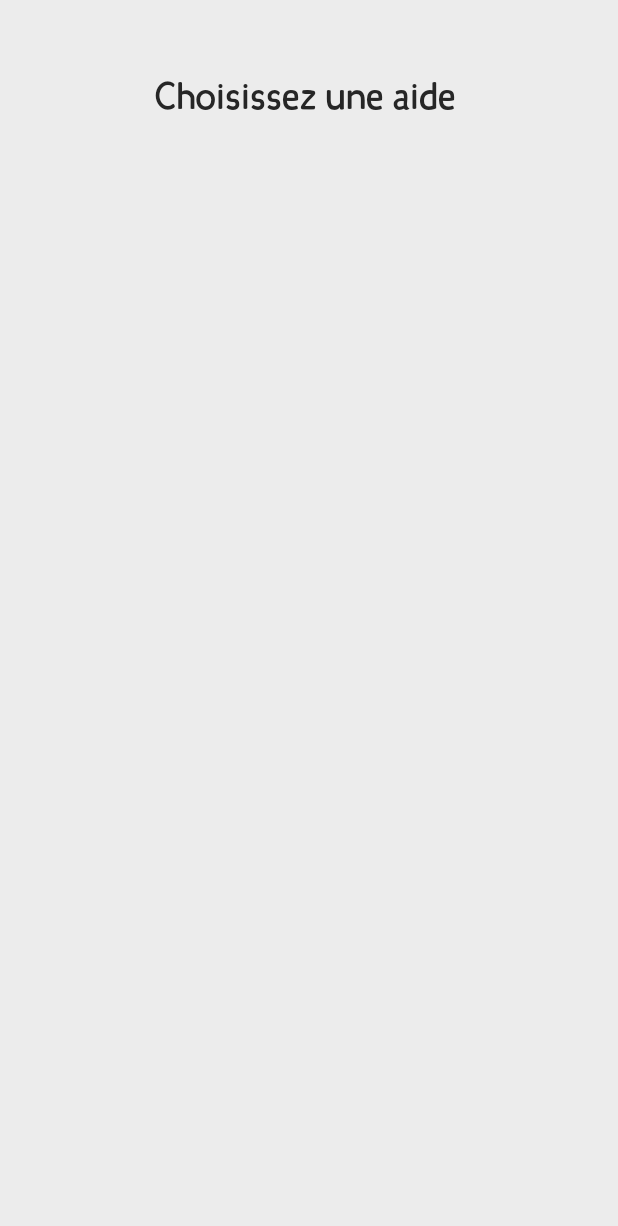
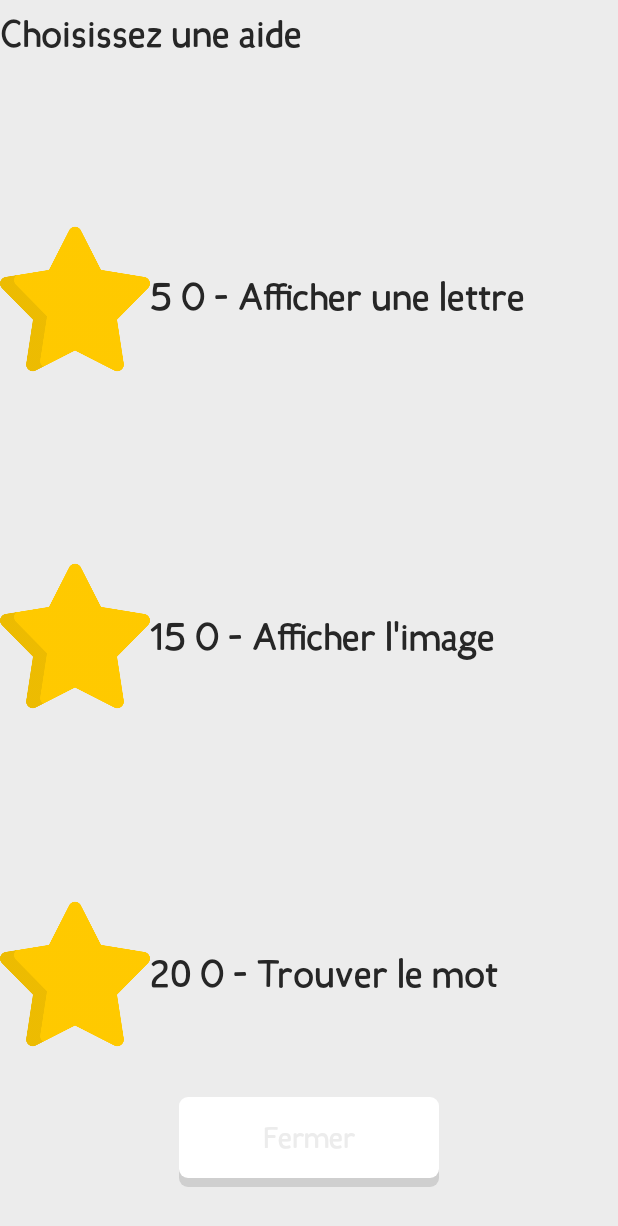
Before and after one commit to 1visible/Watizit, an Android app: the layout popup_help.xml on its own in the app's theme, with its tools: preview values and no code run, on a phone screen of 412 x 824 dp. Shown: the top 1226 px of the screen. Run offline under Robolectric (Android 15) with nearby library versions, the phone set to English and light mode, and no system bars.

Commit message:
Making help popup dialog and constraints for both popup

```diff
--- a/app/src/main/res/layout/menu_jouer.xml
+++ b/app/src/main/res/layout/menu_jouer.xml
@@ -44,6 +44,7 @@
         android:layout_marginEnd="16dp"
         android:layout_marginRight="16dp"
         android:fontFamily="@font/icons"
+        android:onClick="help"
         android:text=""
         app:layout_constraintBottom_toBottomOf="parent"
         app:layout_constraintEnd_toEndOf="parent"
--- a/app/src/main/res/layout/popup_help.xml
+++ b/app/src/main/res/layout/popup_help.xml
@@ -1,22 +1,99 @@
 <?xml version="1.0" encoding="utf-8"?>
-<androidx.constraintlayout.widget.ConstraintLayout
-    xmlns:android="http://schemas.android.com/apk/res/android"
+<androidx.constraintlayout.widget.ConstraintLayout xmlns:android="http://schemas.android.com/apk/res/android"
     xmlns:app="http://schemas.android.com/apk/res-auto"
     xmlns:tools="http://schemas.android.com/tools"
-    android:orientation="vertical"
+    android:id="@+id/popup_help"
     android:layout_width="match_parent"
     android:layout_height="match_parent"
-    android:id="@+id/popup">
+    android:orientation="vertical">
 
 
+    <ImageView
+        android:id="@+id/aide1"
+        android:layout_width="100dp"
+        android:layout_height="100dp"
+        android:layout_marginBottom="15dp"
+        app:layout_constraintBottom_toTopOf="@+id/aide2"
+        app:layout_constraintTop_toBottomOf="@+id/textView2"
+        app:srcCompat="@drawable/star"
+        tools:layout_editor_absoluteX="16dp" />
+
     <TextView
-        android:id="@+id/textView"
+        android:id="@+id/aide_text1"
         android:layout_width="wrap_content"
         android:layout_height="wrap_content"
-        android:text="Choisissez une aide "
+        android:text="5 O - Afficher une lettre"
+        app:layout_constraintBottom_toBottomOf="@+id/aide1"
+        app:layout_constraintStart_toEndOf="@+id/aide1"
+        app:layout_constraintTop_toTopOf="@+id/aide1"
+        app:layout_constraintVertical_bias="0.478" />
+
+    <ImageView
+        android:id="@+id/aide2"
+        android:layout_width="100dp"
+        android:layout_height="100dp"
+        android:layout_marginBottom="15dp"
+        app:layout_constraintBottom_toTopOf="@+id/aide3"
+        app:layout_constraintEnd_toEndOf="@+id/aide1"
+        app:layout_constraintHorizontal_bias="0.0"
+        app:layout_constraintStart_toStartOf="@+id/aide1"
+        app:layout_constraintTop_toBottomOf="@+id/aide1"
+        app:srcCompat="@drawable/star" />
+
+    <TextView
+        android:id="@+id/aide_text2"
+        android:layout_width="wrap_content"
+        android:layout_height="wrap_content"
+        android:text="15 O - Afficher l'image"
+        app:layout_constraintBottom_toBottomOf="@+id/aide2"
+        app:layout_constraintStart_toEndOf="@+id/aide2"
+        app:layout_constraintTop_toTopOf="@+id/aide2" />
+
+    <ImageView
+        android:id="@+id/aide3"
+        android:layout_width="100dp"
+        android:layout_height="100dp"
+        android:layout_marginBottom="15dp"
+        app:layout_constraintBottom_toBottomOf="parent"
+        app:layout_constraintEnd_toEndOf="@+id/aide2"
+        app:layout_constraintHorizontal_bias="0.0"
+        app:layout_constraintStart_toStartOf="@+id/aide2"
+        app:layout_constraintTop_toBottomOf="@+id/aide2"
+        app:srcCompat="@drawable/star" />
+
+    <TextView
+        android:id="@+id/aide_text3"
+        android:layout_width="wrap_content"
+        android:layout_height="wrap_content"
+        android:text="20 O - Trouver le mot"
+        app:layout_constraintBottom_toBottomOf="@+id/aide3"
+        app:layout_constraintStart_toEndOf="@+id/aide3"
+        app:layout_constraintTop_toTopOf="@+id/aide3" />
+
+    <TextView
+        android:id="@+id/textView2"
+        android:layout_width="0dp"
+        android:layout_height="wrap_content"
+        android:text="Choisissez une aide"
         app:layout_constraintBottom_toBottomOf="parent"
         app:layout_constraintEnd_toEndOf="parent"
+        app:layout_constraintHorizontal_bias="1.0"
         app:layout_constraintStart_toStartOf="parent"
         app:layout_constraintTop_toTopOf="parent"
-        app:layout_constraintVertical_bias="0.059" />
+        app:layout_constraintVertical_bias="0.007" />
+
+    <Button
+        android:id="@+id/close"
+        android:layout_width="260px"
+        android:layout_height="90px"
+        android:onClick="fermer"
+        android:text="Fermer"
+        android:textSize="20dp"
+        app:layout_constraintBottom_toBottomOf="parent"
+        app:layout_constraintEnd_toEndOf="parent"
+        app:layout_constraintHorizontal_bias="0.5"
+        app:layout_constraintStart_toStartOf="parent"
+        app:layout_constraintTop_toBottomOf="@+id/aide3" />
+
+
 </androidx.constraintlayout.widget.ConstraintLayout>
```
Also changed, not shown: app/src/main/java/com/example/watizit/menus/MenuJouer.java (+20 -0 lines), app/src/main/res/layout/popup.xml (+19 -21 lines).
